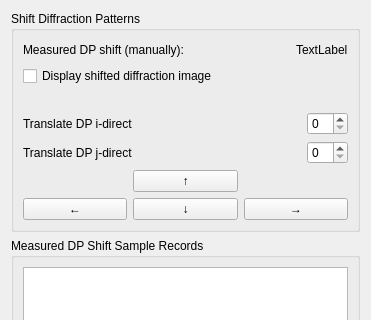
This is FourDExplorer/ui/uiWidgetAlignmentManual.ui in ManifoldsHu/FourDExplorer as Qt 5 draws it before an edit; both pictures show x 0 to 371 and y 0 to 320 of the 371 by 673 pixel window. The edited form follows.
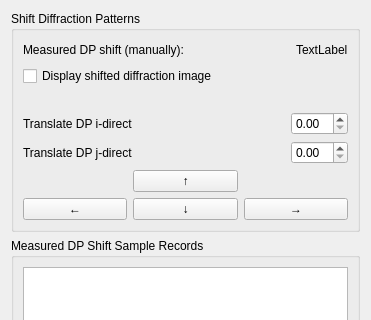
This is the edited form.

```diff
--- a/FourDExplorer/ui/uiWidgetAlignmentManual.ui
+++ b/FourDExplorer/ui/uiWidgetAlignmentManual.ui
@@ -110,10 +110,10 @@
         <item>
          <layout class="QVBoxLayout" name="verticalLayout_2">
           <item>
-           <widget class="QSpinBox" name="spinBox_manual_shift_i"/>
+           <widget class="QDoubleSpinBox" name="doubleSpinBox_manual_shift_i"/>
           </item>
           <item>
-           <widget class="QSpinBox" name="spinBox_manual_shift_j"/>
+           <widget class="QDoubleSpinBox" name="doubleSpinBox_manual_shift_j"/>
           </item>
          </layout>
         </item>
```
